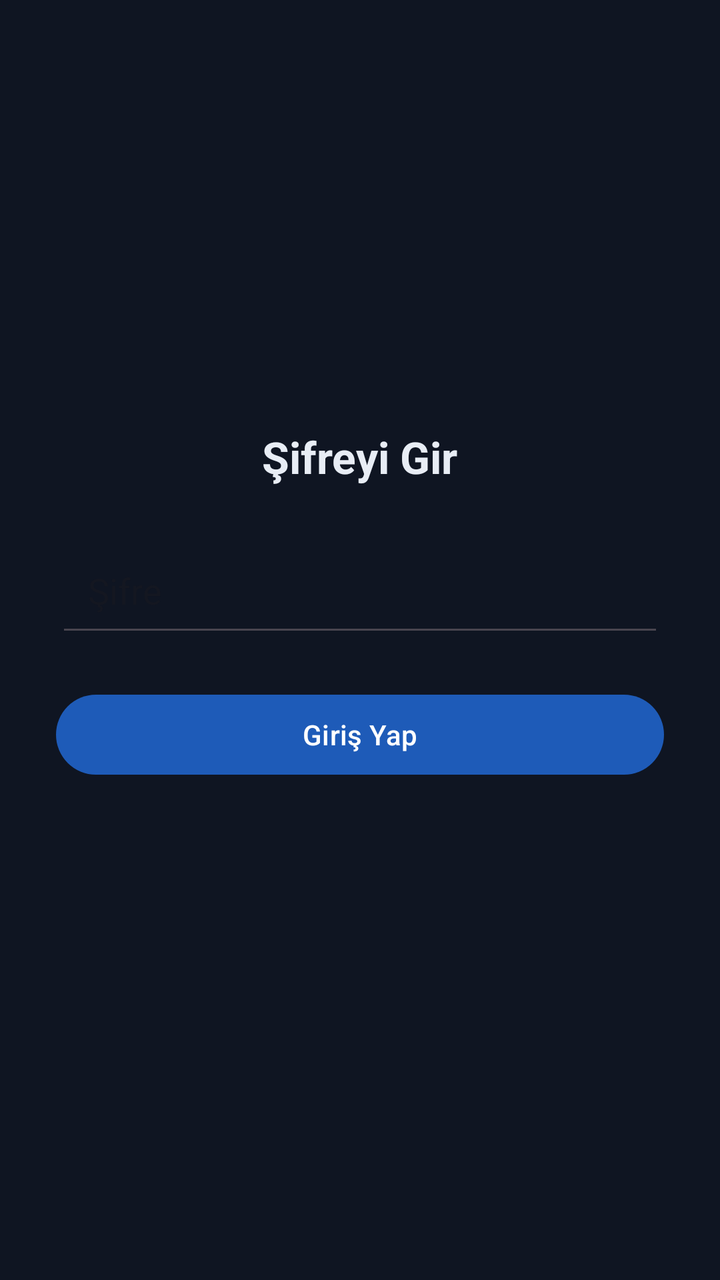
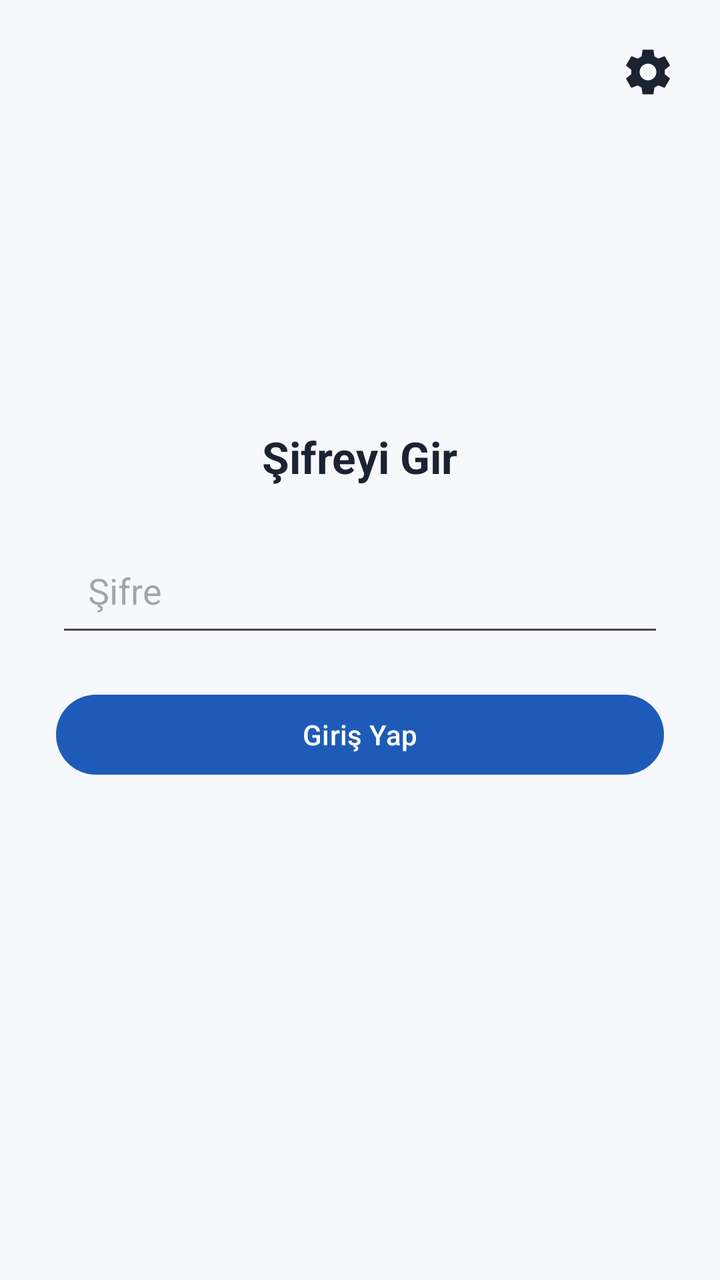

Screens rendered from an Android XML layout before and after an edit, with the pre-edit source and the edit as a unified diff.
<!-- AndroidManifest.xml: application theme Theme.SCJ -->
<!-- res/layout/activity_main.xml -->
<?xml version="1.0" encoding="utf-8"?>
<FrameLayout xmlns:android="http://schemas.android.com/apk/res/android"
    android:layout_width="match_parent"
    android:layout_height="match_parent">

    
    <WebView
        android:id="@+id/webView"
        android:layout_width="match_parent"
        android:layout_height="match_parent"
        android:visibility="gone" />

    
    <ScrollView
        android:id="@+id/lockContainer"
        android:layout_width="match_parent"
        android:layout_height="match_parent"
        android:background="@color/background"
        android:fillViewport="true">

        <LinearLayout
            android:layout_width="match_parent"
            android:layout_height="wrap_content"
            android:gravity="center"
            android:orientation="vertical"
            android:padding="28dp">

            <TextView
                android:id="@+id/lockTitle"
                android:layout_width="wrap_content"
                android:layout_height="wrap_content"
                android:layout_marginBottom="24dp"
                android:text="@string/enter_title"
                android:textColor="@color/on_background"
                android:textSize="22sp"
                android:textStyle="bold" />

            <EditText
                android:id="@+id/passwordInput"
                android:layout_width="match_parent"
                android:layout_height="wrap_content"
                android:autofillHints="password"
                android:hint="@string/password_hint"
                android:importantForAutofill="no"
                android:inputType="textPassword"
                android:maxLines="1"
                android:padding="16dp" />

            <EditText
                android:id="@+id/passwordConfirm"
                android:layout_width="match_parent"
                android:layout_height="wrap_content"
                android:layout_marginTop="12dp"
                android:autofillHints="password"
                android:hint="@string/password_confirm_hint"
                android:importantForAutofill="no"
                android:inputType="textPassword"
                android:maxLines="1"
                android:padding="16dp"
                android:visibility="gone" />

            <Button
                android:id="@+id/unlockButton"
                android:layout_width="match_parent"
                android:layout_height="wrap_content"
                android:layout_marginTop="20dp"
                android:text="@string/enter_button" />

            <TextView
                android:id="@+id/lockMessage"
                android:layout_width="match_parent"
                android:layout_height="wrap_content"
                android:layout_marginTop="16dp"
                android:gravity="center"
                android:textColor="@color/on_background"
                android:textSize="14sp" />
        </LinearLayout>
    </ScrollView>
</FrameLayout>
<!-- resources referenced by this layout -->
<resources>
  <color name="background">#0F1522</color>
  <color name="on_background">#E8EDF5</color>
  <string name="enter_button">Giriş Yap</string>
  <string name="enter_title">Şifreyi Gir</string>
  <string name="password_confirm_hint">Şifre (tekrar)</string>
  <string name="password_hint">Şifre</string>
  <style name="Theme.SCJ" parent="Theme.Material3.DayNight.NoActionBar">
          <item name="colorPrimary">@color/primary</item>
          <item name="colorPrimaryDark">@color/primary_dark</item>
          <item name="android:statusBarColor">@color/primary_dark</item>
          <item name="android:windowBackground">@color/background</item>
      </style>
  <color name="primary">#1E5BB8</color>
  <color name="primary_dark">#16448A</color>
</resources>

<!-- the commit's change to res/layout/activity_main.xml (unified diff, before → after) -->
@@ -4,7 +4,7 @@
     android:layout_height="match_parent">
 
     
-    <WebView
+    <com.scjegitim.app.BackgroundWebView
         android:id="@+id/webView"
         android:layout_width="match_parent"
         android:layout_height="match_parent"
@@ -76,4 +76,39 @@
                 android:textSize="14sp" />
         </LinearLayout>
     </ScrollView>
+
+    
+    <ImageButton
+        android:id="@+id/settingsButton"
+        android:layout_width="48dp"
+        android:layout_height="48dp"
+        android:layout_gravity="top|end"
+        android:layout_margin="12dp"
+        android:background="?attr/selectableItemBackgroundBorderless"
+        android:contentDescription="@string/menu_settings"
+        android:src="@drawable/ic_settings" />
+
+    
+    <ImageButton
+        android:id="@+id/menuButton"
+        android:layout_width="44dp"
+        android:layout_height="44dp"
+        android:layout_gravity="bottom|end"
+        android:layout_marginBottom="96dp"
+        android:layout_marginEnd="10dp"
+        android:alpha="0.55"
+        android:background="@drawable/bg_fab"
+        android:contentDescription="@string/menu_open"
+        android:src="@drawable/ic_more"
+        android:visibility="gone" />
+
+    
+    <View
+        android:id="@+id/blackOverlay"
+        android:layout_width="match_parent"
+        android:layout_height="match_parent"
+        android:background="#000000"
+        android:clickable="true"
+        android:focusable="true"
+        android:visibility="gone" />
 </FrameLayout>
<!-- resource entries referenced after the edit -->
@@ -1,9 +1,37 @@
 <!-- resources referenced by this layout -->
 <resources>
-  <color name="background">#0F1522</color>
-  <color name="on_background">#E8EDF5</color>
+  <color name="background">#F6F8FC</color>
+  <color name="on_background">#1B2333</color>
+  <!-- drawable bg_fab (drawable) -->
+  <?xml version="1.0" encoding="utf-8"?>
+  <shape xmlns:android="http://schemas.android.com/apk/res/android"
+      android:shape="oval">
+      <solid android:color="#CC000000" />
+  </shape>
+  <!-- drawable ic_more (drawable) -->
+  <vector xmlns:android="http://schemas.android.com/apk/res/android"
+      android:width="24dp"
+      android:height="24dp"
+      android:viewportWidth="24"
+      android:viewportHeight="24">
+      <path
+          android:fillColor="#FFFFFF"
+          android:pathData="M12,8c1.1,0 2,-0.9 2,-2s-0.9,-2 -2,-2 -2,0.9 -2,2 0.9,2 2,2zM12,10c-1.1,0 -2,0.9 -2,2s0.9,2 2,2 2,-0.9 2,-2 -0.9,-2 -2,-2zM12,16c-1.1,0 -2,0.9 -2,2s0.9,2 2,2 2,-0.9 2,-2 -0.9,-2 -2,-2z" />
+  </vector>
+  <!-- drawable ic_settings (drawable) -->
+  <vector xmlns:android="http://schemas.android.com/apk/res/android"
+      android:width="28dp"
+      android:height="28dp"
+      android:viewportWidth="24"
+      android:viewportHeight="24">
+      <path
+          android:fillColor="@color/on_background"
+          android:pathData="M19.14,12.94c0.04,-0.3 0.06,-0.61 0.06,-0.94c0,-0.32 -0.02,-0.64 -0.07,-0.94l2.03,-1.58c0.18,-0.14 0.23,-0.41 0.12,-0.61l-1.92,-3.32c-0.12,-0.22 -0.37,-0.29 -0.59,-0.22l-2.39,0.96c-0.5,-0.38 -1.03,-0.7 -1.62,-0.94L14.4,2.81c-0.04,-0.24 -0.24,-0.41 -0.48,-0.41h-3.84c-0.24,0 -0.43,0.17 -0.47,0.41L9.25,5.35C8.66,5.59 8.12,5.92 7.63,6.29L5.24,5.33c-0.22,-0.08 -0.47,0 -0.59,0.22L2.74,8.87C2.62,9.08 2.66,9.34 2.86,9.48l2.03,1.58C4.84,11.36 4.8,11.69 4.8,12s0.02,0.64 0.07,0.94l-2.03,1.58c-0.18,0.14 -0.23,0.41 -0.12,0.61l1.92,3.32c0.12,0.22 0.37,0.29 0.59,0.22l2.39,-0.96c0.5,0.38 1.03,0.7 1.62,0.94l0.36,2.54c0.05,0.24 0.24,0.41 0.48,0.41h3.84c0.24,0 0.44,-0.17 0.47,-0.41l0.36,-2.54c0.59,-0.24 1.13,-0.56 1.62,-0.94l2.39,0.96c0.22,0.08 0.47,0 0.59,-0.22l1.92,-3.32c0.12,-0.22 0.07,-0.47 -0.12,-0.61L19.14,12.94zM12,15.6c-1.98,0 -3.6,-1.62 -3.6,-3.6s1.62,-3.6 3.6,-3.6s3.6,1.62 3.6,3.6S13.98,15.6 12,15.6z" />
+  </vector>
   <string name="enter_button">Giriş Yap</string>
   <string name="enter_title">Şifreyi Gir</string>
+  <string name="menu_open">Menü</string>
+  <string name="menu_settings">Ayarlar</string>
   <string name="password_confirm_hint">Şifre (tekrar)</string>
   <string name="password_hint">Şifre</string>
   <style name="Theme.SCJ" parent="Theme.Material3.DayNight.NoActionBar">
